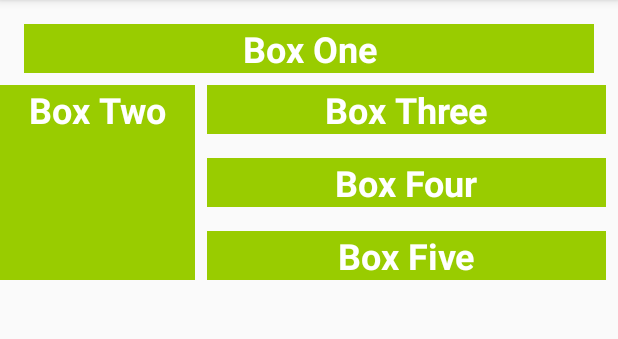
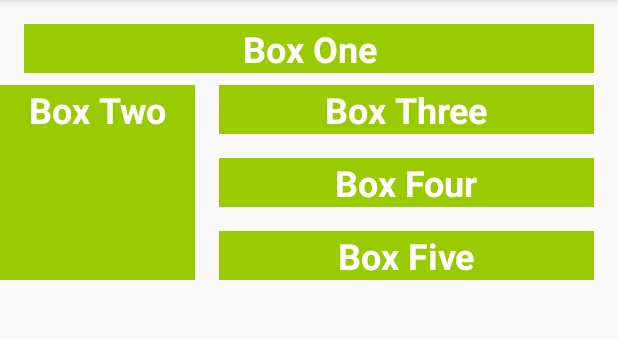
Before and after one commit to Haider8/ColourMyViews-Android, an Android app: the screen it shows after launch (MainActivity), on a phone screen of 412 x 824 dp, the part 84-423 px from its top. Run offline under Robolectric (Android 15) with nearby library versions, the phone set to English and light mode, and no system bars; Roboto replaces fonts that are not available here.

Commit message:
add wide margins

```diff
--- a/app/src/main/res/layout/activity_main.xml
+++ b/app/src/main/res/layout/activity_main.xml
@@ -30,7 +30,8 @@
             android:id="@+id/box_three_text" style="@style/whiteBox"
             app:layout_constraintBottom_toTopOf="@+id/box_four_text"
             app:layout_constraintTop_toTopOf="@+id/box_two_text" app:layout_constraintStart_toEndOf="@+id/box_two_text"
-            android:layout_marginStart="8dp" app:layout_constraintEnd_toEndOf="parent" android:layout_marginEnd="8dp"/>
+            android:layout_marginStart="@dimen/margin_wide" app:layout_constraintEnd_toEndOf="parent"
+            android:layout_marginEnd="@dimen/margin_wide"/>
     <TextView
             android:text="@string/box_four"
             android:layout_width="0dp"
@@ -38,8 +39,9 @@
             android:id="@+id/box_four_text" style="@style/whiteBox"
             app:layout_constraintTop_toBottomOf="@+id/box_three_text"
             app:layout_constraintBottom_toTopOf="@+id/box_five_text"
-            app:layout_constraintStart_toEndOf="@+id/box_two_text" android:layout_marginStart="8dp"
-            app:layout_constraintEnd_toEndOf="parent" android:layout_marginEnd="8dp" android:layout_marginTop="16dp"/>
+            app:layout_constraintStart_toEndOf="@+id/box_two_text" android:layout_marginStart="@dimen/margin_wide"
+            app:layout_constraintEnd_toEndOf="parent" android:layout_marginEnd="@dimen/margin_wide"
+            android:layout_marginTop="16dp"/>
     <TextView
             android:text="@string/box_five"
             android:layout_width="0dp"
@@ -47,7 +49,8 @@
             android:id="@+id/box_five_text" style="@style/whiteBox"
             app:layout_constraintBottom_toBottomOf="@+id/box_two_text"
             app:layout_constraintTop_toBottomOf="@+id/box_four_text"
-            app:layout_constraintStart_toEndOf="@+id/box_two_text" android:layout_marginStart="8dp"
-            app:layout_constraintEnd_toEndOf="parent" android:layout_marginEnd="8dp" android:layout_marginTop="16dp"/>
+            app:layout_constraintStart_toEndOf="@+id/box_two_text" android:layout_marginStart="@dimen/margin_wide"
+            app:layout_constraintEnd_toEndOf="parent" android:layout_marginEnd="@dimen/margin_wide"
+            android:layout_marginTop="16dp"/>
 
 </androidx.constraintlayout.widget.ConstraintLayout>
```
